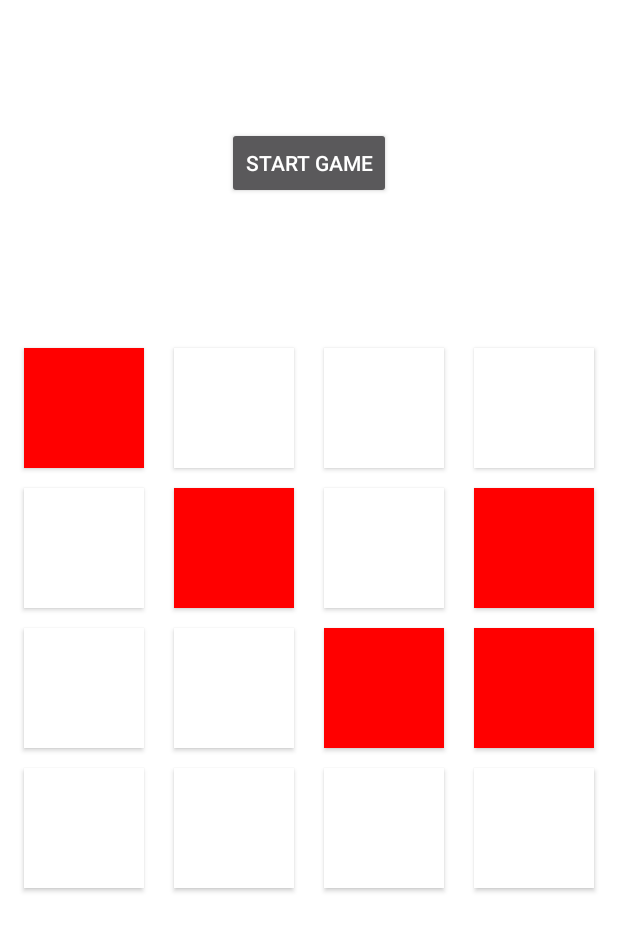
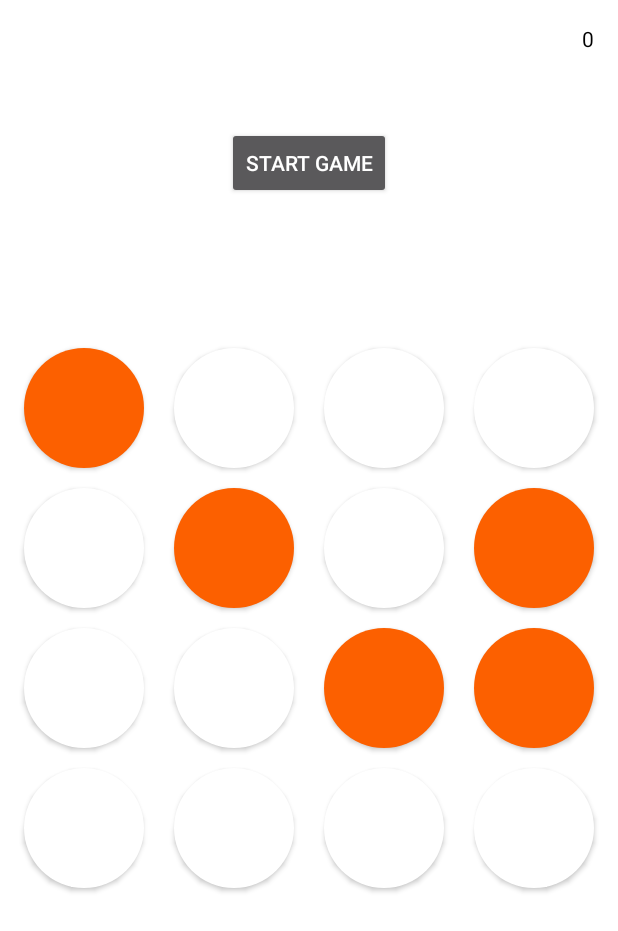
Before and after one commit to jnguyen2/sweeper, an Android app: the screen it shows after launch (MainActivity), after a tap on "START GAME", on a phone screen of 412 x 824 dp. Shown: the top 931 px of the screen. Run offline under Robolectric (Android 15) with nearby library versions, the light colour scheme and no system bars.

Commit message:
Improve responsiveness and fix score

```diff
--- a/app/src/main/java/edu/fandm/jnguyen/sweeper/MainActivity.java
+++ b/app/src/main/java/edu/fandm/jnguyen/sweeper/MainActivity.java
@@ -19,7 +19,6 @@ public class MainActivity extends AppCompatActivity {
     private SweeperGame sweeperGame;
 
     // Game ticks.
-    private int clock = 0;
     private boolean isTicking = false;
     private Handler handler = new Handler();
     private TickTask tickTask = new TickTask();
@@ -39,12 +38,16 @@ public class MainActivity extends AppCompatActivity {
                 @Override
                 public void onClick(View v) {
                     sweeperGame.defuseBomb(idx);
-                    updateUI();
+                    v.setBackgroundResource(R.drawable.bomb_inactive);
                 }
             });
             bombs.add(button);
         }
 
+        // Start a new game.
+        sweeperGame.newGame();
+
+        // Disable all buttons until a game starts.
         buttonsEnabled(false);
     }
 
@@ -57,15 +60,13 @@ public class MainActivity extends AppCompatActivity {
     }
 
     public void ticking(boolean on) {
+        isTicking = on;
         if (on) {
             handler.removeCallbacks(tickTask);
             handler.postDelayed(tickTask, 500);
-            isTicking = true;
             sweeperGame.newGame();
         } else {
-            isTicking = false;
             handler.removeCallbacks(tickTask);
-            clock = 0;
         }
     }
 
@@ -73,38 +74,38 @@ public class MainActivity extends AppCompatActivity {
 
         @Override
         public void run() {
-            tick();
-            long start = SystemClock.uptimeMillis();
-            handler.postAtTime(this, start + 500);
+            if (isTicking) {
+                tick();
+                long start = SystemClock.uptimeMillis();
+                handler.postAtTime(this, start + 500);
+            }
         }
     }
 
     private void tick() {
         updateUI();
         sweeperGame.tick();
-        clock++;
-    }
-
-    private void updateUI() {
-        TextView clockTV = findViewById(R.id.textView_clock);
-        clockTV.setText(Integer.toString(sweeperGame.getScore()));
-
-        for (int i = 0; i < bombs.size(); i++) {
-            Button bomb = bombs.get(i);
-            if (sweeperGame.bombIsActive(i)) {
-                bomb.setBackgroundColor(getResources().getColor(R.color.miscRed));
-            } else if (sweeperGame.bombExploded(i)) {
-                bomb.setBackgroundColor(getResources().getColor(R.color.miscBlack));
-            } else {
-                bomb.setBackgroundColor(getResources().getColor(R.color.miscWhite));
-            }
-        }
 
         if (sweeperGame.isGameOver()) {
             ticking(false);
             buttonsEnabled(false);
             indicateLoss();
-            return;
+        }
+    }
+
+    private void updateUI() {
+        TextView scoreTV = findViewById(R.id.textView_clock);
+        scoreTV.setText(Integer.toString(sweeperGame.getScore()));
+
+        for (int i = 0; i < bombs.size(); i++) {
+            Button bomb = bombs.get(i);
+            if (sweeperGame.bombIsActive(i)) {
+                bomb.setBackgroundResource(R.drawable.bomb_active);
+            } else if (sweeperGame.bombExploded(i)) {
+                bomb.setBackgroundResource(R.drawable.bomb_dead);
+            } else {
+                bomb.setBackgroundResource(R.drawable.bomb_blank);
+            }
         }
     }
 
@@ -115,10 +116,12 @@ public class MainActivity extends AppCompatActivity {
             // Update color.
             if (!on) {
                 if (!sweeperGame.bombExploded(i)) {
-                    bomb.setBackgroundColor(getResources().getColor(R.color.miscWhite));
+                    bomb.setBackgroundResource(R.drawable.bomb_blank);
+                } else {
+                    bomb.setBackgroundResource(R.drawable.bomb_dead);
                 }
             } else {
-                bomb.setBackgroundColor(getResources().getColor(R.color.miscBlack));
+                bomb.setBackgroundResource(R.drawable.bomb_inactive);
             }
 
             bomb.setEnabled(on);
--- a/app/src/main/res/layout/activity_main.xml
+++ b/app/src/main/res/layout/activity_main.xml
@@ -24,6 +24,7 @@
         android:id="@+id/buttonGrid"
         android:layout_width="wrap_content"
         android:layout_height="wrap_content"
+        android:layout_gravity="center"
         android:columnCount="4"
         android:rowCount="4"
         app:layout_constraintBottom_toBottomOf="parent"
@@ -39,6 +40,7 @@
         android:layout_marginTop="16dp"
         android:layout_marginEnd="16dp"
         android:text="N/A"
+        android:textColor="@color/miscBlack"
         app:layout_constraintEnd_toEndOf="parent"
         app:layout_constraintTop_toTopOf="parent" />
 
```
